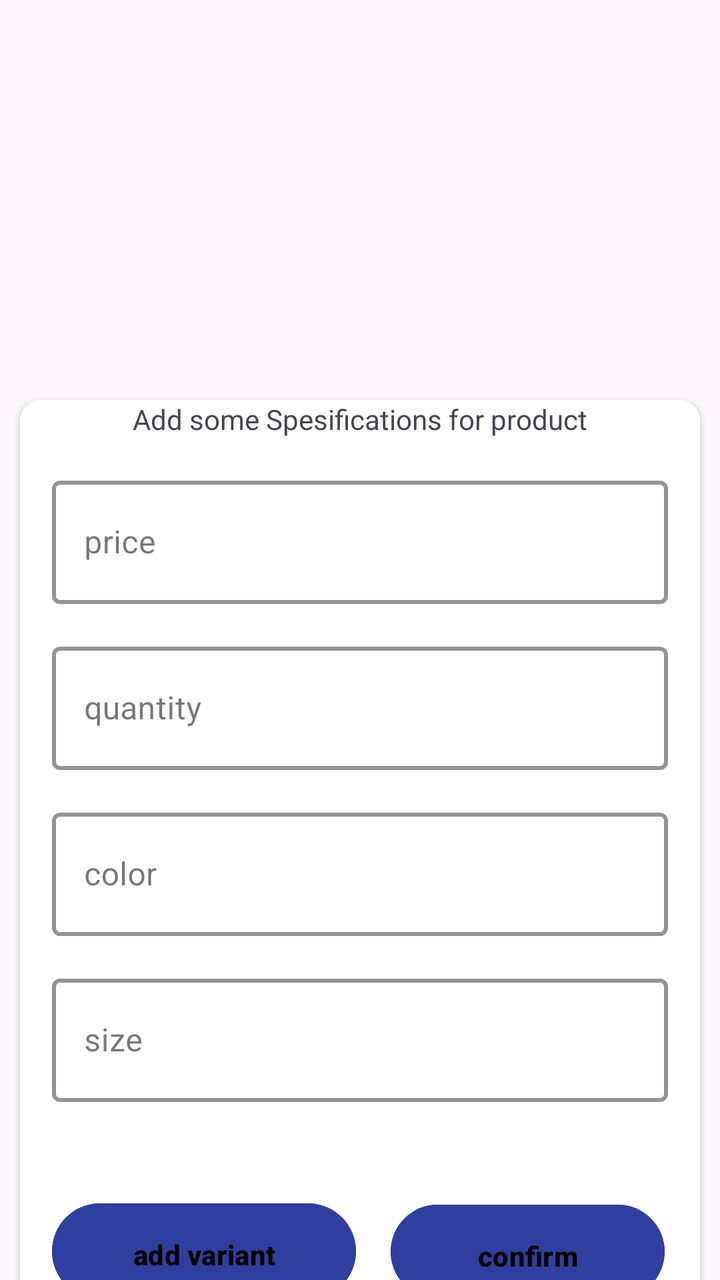
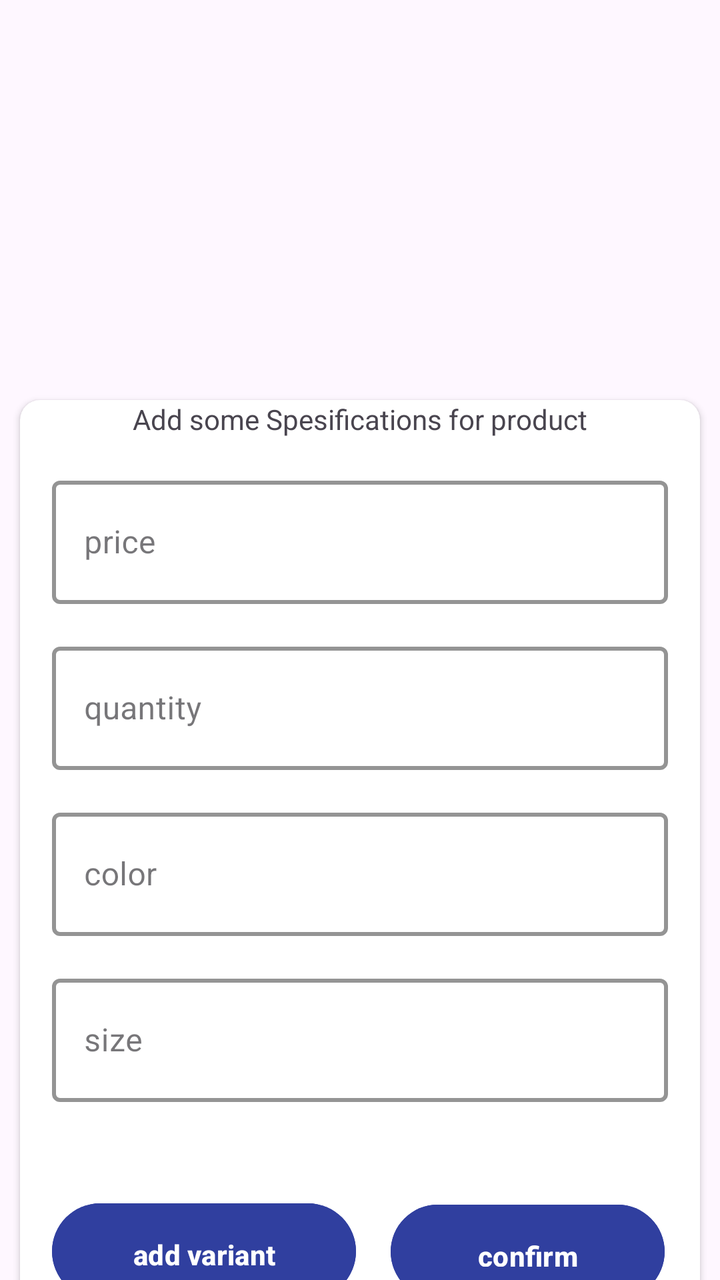

Two renders of the same Android screen: before a commit and after it. Below are the layout's source before the change and the commit's diff.
<!-- AndroidManifest.xml: application theme Theme.EcommerceAdmin -->
<!-- res/layout/add_variants_dialog.xml -->
<?xml version="1.0" encoding="utf-8"?>
<androidx.constraintlayout.widget.ConstraintLayout xmlns:android="http://schemas.android.com/apk/res/android"
    xmlns:app="http://schemas.android.com/apk/res-auto"
    xmlns:tools="http://schemas.android.com/tools"
    android:layout_width="match_parent"
    android:layout_height="wrap_content">

    <androidx.recyclerview.widget.RecyclerView
        android:id="@+id/variant_recycler_view_d"
        android:layout_width="match_parent"
        android:layout_height="wrap_content"
        android:layout_margin="8dp"
        android:layout_marginTop="10dp"
        android:padding="4dp"
        app:layoutManager="androidx.recyclerview.widget.LinearLayoutManager"
        app:layout_constraintEnd_toEndOf="parent"
        app:layout_constraintStart_toStartOf="parent"
        app:layout_constraintTop_toTopOf="parent"
        app:spanCount="3"
        tools:listitem="@layout/specification_item"
        tools:orientation="horizontal" />

    <androidx.cardview.widget.CardView
        android:id="@+id/card_view_of_Specification"
        android:layout_width="0dp"
        android:layout_height="500dp"
        android:layout_marginHorizontal="10dp"
        android:layout_marginTop="200dp"
        android:elevation="10dp"

        android:paddingHorizontal="20dp"
        app:cardBackgroundColor="#FFFFFF"
        app:cardCornerRadius="10dp"
        app:layout_constraintEnd_toEndOf="parent"
        app:layout_constraintStart_toStartOf="parent"
        app:layout_constraintTop_toTopOf="parent">

        <androidx.constraintlayout.widget.ConstraintLayout
            android:id="@+id/item_constrian_spes"
            android:layout_width="match_parent"
            android:layout_height="match_parent">


            <com.google.android.material.textfield.TextInputLayout
                android:id="@+id/price_input"
                style="@style/Widget.MaterialComponents.TextInputLayout.OutlinedBox.Dense"
                android:layout_width="0dp"
                android:layout_height="wrap_content"
                android:layout_margin="16dp"
                android:background="@android:color/transparent"
                android:textColor="@color/blue"
                app:boxStrokeColor="@color/amper"
                app:boxStrokeWidth="2dp"
                app:boxStrokeWidthFocused="2dp"
                app:endIconTint="@color/amper"
                app:layout_constraintEnd_toEndOf="parent"
                app:layout_constraintStart_toStartOf="parent"
                app:layout_constraintTop_toBottomOf="@+id/textViewvar">

                <EditText
                    android:id="@+id/price_text"
                    android:layout_width="match_parent"
                    android:layout_height="match_parent"
                    android:autofillHints="name"
                    android:hint="price"
                    android:inputType="numberDecimal"

                    android:maxLength="40"
                    android:padding="20dp"
                    android:singleLine="true" />
            </com.google.android.material.textfield.TextInputLayout>


            <com.google.android.material.textfield.TextInputLayout
                android:id="@+id/quantity_input"
                style="@style/Widget.MaterialComponents.TextInputLayout.OutlinedBox.Dense"
                android:layout_width="0dp"
                android:layout_height="wrap_content"
                android:layout_margin="16dp"
                android:background="@android:color/transparent"
                android:textColor="@color/blue"
                app:boxStrokeColor="@color/amper"
                app:boxStrokeWidth="2dp"
                app:boxStrokeWidthFocused="2dp"
                app:endIconTint="@color/amper"

                app:layout_constraintEnd_toEndOf="parent"
                app:layout_constraintStart_toStartOf="parent"
                app:layout_constraintTop_toBottomOf="@+id/price_input">

                <EditText
                    android:id="@+id/quantity_text"
                    android:layout_width="match_parent"
                    android:layout_height="match_parent"
                    android:autofillHints="name"
                    android:hint="quantity"
                    android:inputType="number"
                    android:maxLength="10"
                    android:padding="20dp"
                    android:singleLine="true" />
            </com.google.android.material.textfield.TextInputLayout>

            <com.google.android.material.textfield.TextInputLayout
                android:id="@+id/color_input"
                style="@style/Widget.MaterialComponents.TextInputLayout.OutlinedBox.Dense"
                android:layout_width="0dp"
                android:layout_height="wrap_content"
                android:layout_margin="16dp"
                android:background="@android:color/transparent"
                android:textColor="@color/blue"
                app:boxStrokeColor="@color/amper"
                app:boxStrokeWidth="2dp"
                app:boxStrokeWidthFocused="2dp"
                app:endIconTint="@color/amper"
                app:layout_constraintEnd_toEndOf="parent"
                app:layout_constraintStart_toStartOf="parent"
                app:layout_constraintTop_toBottomOf="@+id/quantity_input">

                <EditText
                    android:id="@+id/color_text"
                    android:layout_width="match_parent"
                    android:layout_height="match_parent"
                    android:autofillHints="name"
                    android:hint="color"
                    android:inputType="text"
                    android:maxLength="40"
                    android:padding="20dp"
                    android:singleLine="true" />
            </com.google.android.material.textfield.TextInputLayout>


            <com.google.android.material.textfield.TextInputLayout
                android:id="@+id/size_input"
                style="@style/Widget.MaterialComponents.TextInputLayout.OutlinedBox.Dense"
                android:layout_width="0dp"
                android:layout_height="wrap_content"
                android:layout_margin="16dp"
                android:background="@android:color/transparent"
                android:textColor="@color/blue"
                app:boxStrokeColor="@color/amper"
                app:boxStrokeWidth="2dp"
                app:boxStrokeWidthFocused="2dp"
                app:endIconTint="@color/amper"
                app:layout_constraintEnd_toEndOf="parent"
                app:layout_constraintStart_toStartOf="parent"
                app:layout_constraintTop_toBottomOf="@+id/color_input">

                <EditText
                    android:id="@+id/psize_text"
                    android:layout_width="match_parent"
                    android:layout_height="match_parent"
                    android:autofillHints="name"
                    android:hint="size"
                    android:inputType="text"
                    android:maxLength="40"
                    android:padding="20dp"
                    android:singleLine="true" />
            </com.google.android.material.textfield.TextInputLayout>

            <TextView
                android:id="@+id/textViewvar"
                android:layout_width="wrap_content"
                android:layout_height="wrap_content"
                android:text="Add some Spesifications for product"
                app:layout_constraintEnd_toEndOf="parent"
                app:layout_constraintStart_toStartOf="parent"
                app:layout_constraintTop_toTopOf="parent" />


            <Button
                android:id="@+id/confirm_button"
                android:layout_width="137dp"
                android:layout_height="55dp"
                android:layout_gravity="bottom"
                android:layout_margin="16dp"
                android:backgroundTint="@color/blue2"
                android:paddingVertical="16dp"

                android:text="confirm"
                android:textStyle="bold"
                app:layout_constraintBottom_toBottomOf="@+id/add_tovariantlist"
                app:layout_constraintEnd_toEndOf="parent"
                app:layout_constraintHorizontal_bias="0.458"
                app:layout_constraintStart_toEndOf="@+id/add_tovariantlist"
                app:layout_constraintTop_toTopOf="@+id/add_tovariantlist" />

            <Button
                android:id="@+id/add_tovariantlist"
                android:layout_width="152dp"
                android:layout_height="56dp"
                android:layout_gravity="bottom"
                android:layout_margin="16dp"
                android:backgroundTint="@color/blue2"
                android:paddingVertical="16dp"
                android:text="add variant"
                android:textStyle="bold"


                app:layout_constraintBottom_toBottomOf="parent"
                app:layout_constraintStart_toStartOf="parent"
                app:layout_constraintTop_toBottomOf="@+id/size_input" />


        </androidx.constraintlayout.widget.ConstraintLayout>
    </androidx.cardview.widget.CardView>

</androidx.constraintlayout.widget.ConstraintLayout>
<!-- res/layout/specification_item.xml (included above) -->
<?xml version="1.0" encoding="utf-8"?>
<androidx.constraintlayout.widget.ConstraintLayout xmlns:android="http://schemas.android.com/apk/res/android"
    xmlns:app="http://schemas.android.com/apk/res-auto"
    android:layout_width="wrap_content"
    android:layout_height="wrap_content">

    <androidx.cardview.widget.CardView
        android:id="@+id/card_view_of_image"
        android:layout_width="wrap_content"
        android:layout_height="wrap_content"
        android:layout_margin="10dp"
        android:elevation="10dp"
        app:cardCornerRadius="10dp"
        app:layout_constraintStart_toStartOf="parent"
        app:layout_constraintTop_toTopOf="parent">

        <androidx.constraintlayout.widget.ConstraintLayout
            android:id="@+id/item_constrian_deatils"
            android:layout_width="match_parent"
            android:layout_height="match_parent"
            android:padding="8dp">

            <TextView
                android:id="@+id/color_name"
                android:layout_width="match_parent"
                android:layout_height="wrap_content"
                android:layout_margin="16dp"
                android:gravity="center"
                android:padding="4dp"
                android:text="Small"
                android:textColor="@color/black"
                android:textSize="18sp"
                android:textStyle="italic|bold"
                app:layout_constraintEnd_toEndOf="parent"
                app:layout_constraintStart_toStartOf="parent"
                app:layout_constraintTop_toTopOf="parent" />

            <TextView
                android:id="@+id/color_price"
                android:layout_width="match_parent"
                android:layout_height="wrap_content"
                android:layout_margin="16dp"
                android:gravity="center"
                android:padding="4dp"
                android:text="price : +20"
                android:textColor="@color/blue"
                android:textSize="14sp"
                android:textStyle="italic|bold"
                app:layout_constraintEnd_toEndOf="@+id/color_name"
                app:layout_constraintStart_toStartOf="@id/color_name"
                app:layout_constraintTop_toBottomOf="@+id/color_name" />

            <ImageView
                android:id="@+id/delete_variant"
                android:layout_width="wrap_content"
                android:layout_height="wrap_content"
                android:layout_margin="2dp"
                android:src="@drawable/delete_forever"
                app:layout_constraintEnd_toEndOf="parent"
                app:layout_constraintTop_toTopOf="parent" />

        </androidx.constraintlayout.widget.ConstraintLayout>
    </androidx.cardview.widget.CardView>
</androidx.constraintlayout.widget.ConstraintLayout>
<!-- resources referenced by this layout -->
<resources>
  <color name="amper">#FEB054</color>
  <color name="black">#FF000000</color>
  <color name="blue">#021E50</color>
  <color name="blue2">#303F9F</color>
  <!-- drawable delete_forever (drawable) -->
  <vector xmlns:android="http://schemas.android.com/apk/res/android" android:height="24dp" android:tint="#000000" android:viewportHeight="24" android:viewportWidth="24" android:width="24dp">
        
      <path android:fillColor="@android:color/white" android:pathData="M6,19c0,1.1 0.9,2 2,2h8c1.1,0 2,-0.9 2,-2L18,7L6,7v12zM8.46,11.88l1.41,-1.41L12,12.59l2.12,-2.12 1.41,1.41L13.41,14l2.12,2.12 -1.41,1.41L12,15.41l-2.12,2.12 -1.41,-1.41L10.59,14l-2.13,-2.12zM15.5,4l-1,-1h-5l-1,1L5,4v2h14L19,4z"/>
      
  </vector>
  <style name="Theme.EcommerceAdmin" parent="Base.Theme.EcommerceAdmin" />
  <style name="Base.Theme.EcommerceAdmin" parent="Theme.Material3.DayNight.NoActionBar">
          
          
  
  
          <item name="colorPrimary">@color/blue</item>
          <item name="colorSecondary">@color/light_blue</item>
  
          <item name="colorOnPrimaryContainer">@color/amper</item>
          <item name="colorOnSecondaryContainer">@color/blue</item>
          <item name="colorPrimaryVariant">@color/light_blue</item>
          <item name="colorOnPrimary">@color/black</item>
          <item name="colorSecondaryVariant">@color/blue2</item>
          <item name="colorOnSecondary">@color/light_blue</item>
          <item name="android:statusBarColor">@color/dark_blue</item>
      </style>
  <color name="light_blue">#536DFE</color>
  <color name="dark_blue">#010C17</color>
</resources>

<!-- the commit's change to res/layout/add_variants_dialog.xml (unified diff, before → after) -->
@@ -175,7 +175,7 @@
                 android:layout_margin="16dp"
                 android:backgroundTint="@color/blue2"
                 android:paddingVertical="16dp"
-
+                android:textColor="@color/white"
                 android:text="confirm"
                 android:textStyle="bold"
                 app:layout_constraintBottom_toBottomOf="@+id/add_tovariantlist"
@@ -194,7 +194,7 @@
                 android:paddingVertical="16dp"
                 android:text="add variant"
                 android:textStyle="bold"
-
+                android:textColor="@color/white"
 
                 app:layout_constraintBottom_toBottomOf="parent"
                 app:layout_constraintStart_toStartOf="parent"
<!-- resource entries referenced after the edit -->
@@ -4,6 +4,7 @@
   <color name="black">#FF000000</color>
   <color name="blue">#021E50</color>
   <color name="blue2">#303F9F</color>
+  <color name="white">#FFFFFFFF</color>
   <!-- drawable delete_forever (drawable) -->
   <vector xmlns:android="http://schemas.android.com/apk/res/android" android:height="24dp" android:tint="#000000" android:viewportHeight="24" android:viewportWidth="24" android:width="24dp">
         
